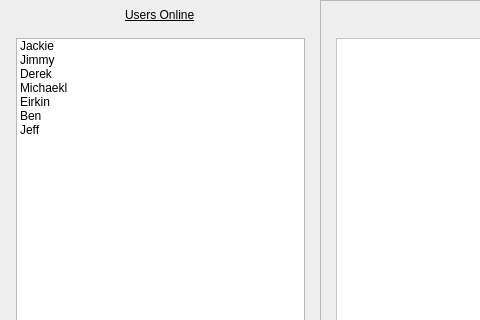
Above: client/client.ui from Jackie-Tran/CSCD58-Messenger-App before the change; both pictures show x 0 to 480 and y 0 to 320 of the 1280 by 720 pixel window. Below: the same form after it.
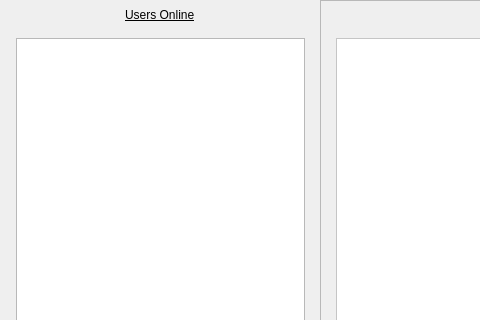
That is the form after the change.

Commit message: feat: client added to user list

```diff
--- a/client/client.ui
+++ b/client/client.ui
@@ -73,41 +73,6 @@
        <property name="styleSheet">
         <string notr="true">font: 12pt &quot;MS Shell Dlg 2&quot;;</string>
        </property>
-       <item>
-        <property name="text">
-         <string>Jackie</string>
-        </property>
-       </item>
-       <item>
-        <property name="text">
-         <string>Jimmy</string>
-        </property>
-       </item>
-       <item>
-        <property name="text">
-         <string>Derek</string>
-        </property>
-       </item>
-       <item>
-        <property name="text">
-         <string>Michaekl</string>
-        </property>
-       </item>
-       <item>
-        <property name="text">
-         <string>Eirkin</string>
-        </property>
-       </item>
-       <item>
-        <property name="text">
-         <string>Ben</string>
-        </property>
-       </item>
-       <item>
-        <property name="text">
-         <string>Jeff</string>
-        </property>
-       </item>
       </widget>
      </item>
     </layout>
```
The commit also changes 3 other files.
